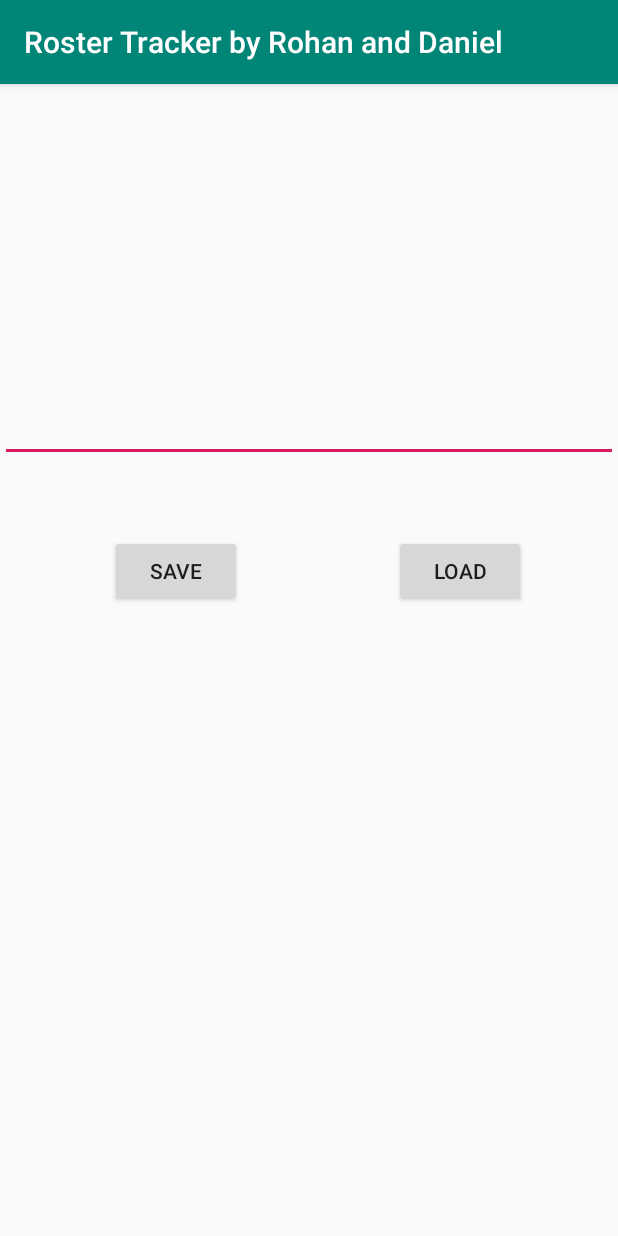
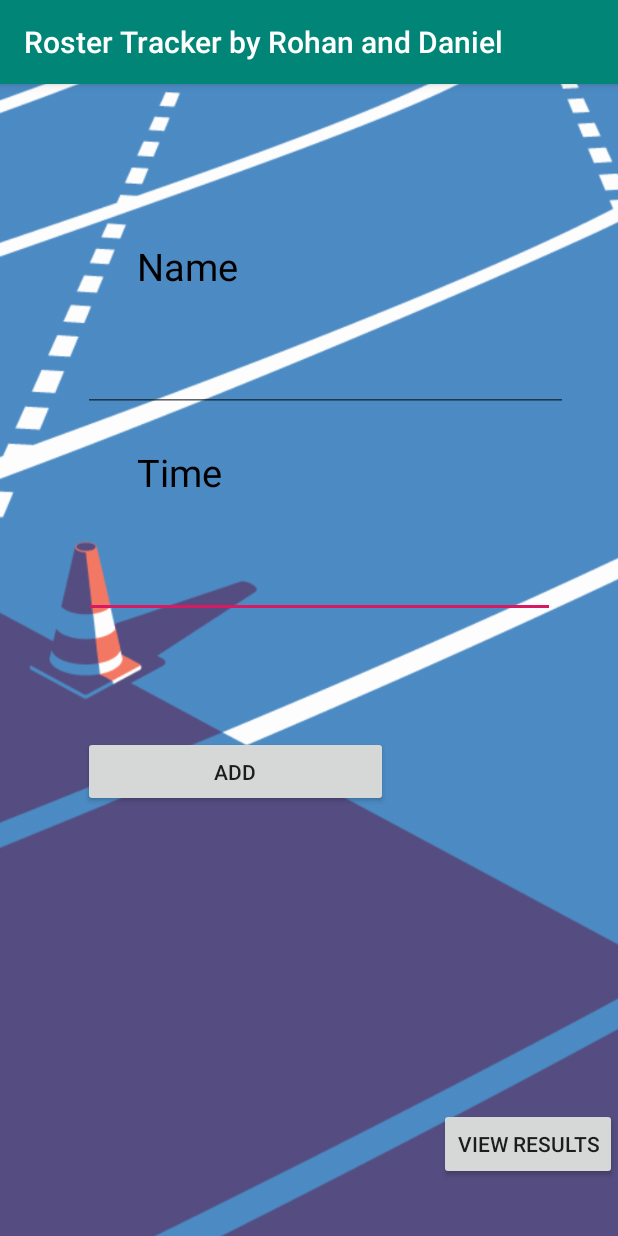
Before and after one commit to rohanshah22/TrackAndField, an Android app: the MainActivity screen opened directly, with no data from a screen before it, on a phone screen of 412 x 824 dp. Run offline under Robolectric (Android 15) with nearby library versions, the phone set to English and light mode, and no system bars.

Commit message:
Project Documented

```diff
--- a/app/src/main/res/layout/activity_main.xml
+++ b/app/src/main/res/layout/activity_main.xml
@@ -6,39 +6,112 @@
     android:layout_height="match_parent"
     tools:context=".MainActivity">
 
+    <ImageView
+        android:id="@+id/imageView"
+        android:layout_width="822dp"
+        android:layout_height="1421dp"
+        android:alpha=".7"
+        android:cropToPadding="false"
+        android:scaleType="fitStart"
+        app:layout_constraintBottom_toBottomOf="parent"
+        app:layout_constraintEnd_toEndOf="parent"
+        app:layout_constraintHorizontal_bias="0.401"
+        app:layout_constraintStart_toStartOf="parent"
+        app:layout_constraintTop_toTopOf="parent"
+        app:layout_constraintVertical_bias="0.389"
+        app:srcCompat="@drawable/bg" />
+
+    <EditText
+        android:id="@+id/edit_text2"
+        android:layout_width="314dp"
+        android:layout_height="80dp"
+        android:layout_marginStart="55dp"
+        android:layout_marginTop="257dp"
+        android:layout_marginEnd="42dp"
+        android:layout_marginBottom="393dp"
+        android:textColor="#000000"
+        android:textSize="26sp"
+        app:layout_constraintBottom_toBottomOf="parent"
+        app:layout_constraintEnd_toEndOf="parent"
+        app:layout_constraintStart_toStartOf="parent"
+        app:layout_constraintTop_toTopOf="parent" />
+
     <EditText
         android:id="@+id/edit_text"
-        android:layout_width="match_parent"
-        android:layout_height="200dp"
+        android:layout_width="323dp"
+        android:layout_height="80dp"
+        android:layout_marginStart="55dp"
+        android:layout_marginTop="120dp"
+        android:layout_marginEnd="33dp"
+        android:layout_marginBottom="531dp"
+        android:textColor="#000000"
+        android:textSize="26sp"
         app:layout_constraintBottom_toBottomOf="parent"
-        app:layout_constraintTop_toTopOf="parent"
-        app:layout_constraintVertical_bias="0.092"
-        tools:layout_editor_absoluteX="0dp" />
+        app:layout_constraintEnd_toEndOf="parent"
+        app:layout_constraintStart_toStartOf="parent"
+        app:layout_constraintTop_toTopOf="parent" />
 
     <Button
         android:id="@+id/button_save"
-        android:layout_width="wrap_content"
-        android:layout_height="wrap_content"
+        android:layout_width="203dp"
+        android:layout_height="47dp"
+        android:layout_marginStart="55dp"
+        android:layout_marginTop="416dp"
+        android:layout_marginEnd="153dp"
+        android:layout_marginBottom="268dp"
         android:onClick="save"
-        android:text="save"
+        android:text="Add"
         app:layout_constraintBottom_toBottomOf="parent"
         app:layout_constraintEnd_toEndOf="parent"
-        app:layout_constraintHorizontal_bias="0.226"
         app:layout_constraintStart_toStartOf="parent"
-        app:layout_constraintTop_toTopOf="parent"
-        app:layout_constraintVertical_bias="0.418" />
+        app:layout_constraintTop_toTopOf="parent" />
 
     <Button
         android:id="@+id/button_load"
         android:layout_width="wrap_content"
         android:layout_height="wrap_content"
-        android:onClick="load"
-        android:text="load"
+        android:layout_marginStart="307dp"
+        android:layout_marginTop="664dp"
+        android:layout_marginEnd="16dp"
+        android:layout_marginBottom="19dp"
+        android:onClick="switchActivity"
+        android:text="View Results"
         app:layout_constraintBottom_toBottomOf="parent"
         app:layout_constraintEnd_toEndOf="parent"
-        app:layout_constraintHorizontal_bias="0.811"
         app:layout_constraintStart_toStartOf="parent"
-        app:layout_constraintTop_toTopOf="parent"
-        app:layout_constraintVertical_bias="0.418" />
+        app:layout_constraintTop_toTopOf="parent" />
+
+    <TextView
+        android:id="@+id/textView"
+        android:layout_width="wrap_content"
+        android:layout_height="wrap_content"
+        android:layout_marginStart="91dp"
+        android:layout_marginTop="86dp"
+        android:layout_marginEnd="253dp"
+        android:layout_marginBottom="611dp"
+        android:text="Name"
+        android:textColor="#000000"
+        android:textSize="25sp"
+        app:layout_constraintBottom_toBottomOf="parent"
+        app:layout_constraintEnd_toEndOf="parent"
+        app:layout_constraintStart_toStartOf="parent"
+        app:layout_constraintTop_toTopOf="parent" />
+
+    <TextView
+        android:id="@+id/textView2"
+        android:layout_width="wrap_content"
+        android:layout_height="wrap_content"
+        android:layout_marginStart="91dp"
+        android:layout_marginTop="223dp"
+        android:layout_marginEnd="264dp"
+        android:layout_marginBottom="474dp"
+        android:text="Time"
+        android:textColor="#000000"
+        android:textSize="25sp"
+        app:layout_constraintBottom_toBottomOf="parent"
+        app:layout_constraintEnd_toEndOf="parent"
+        app:layout_constraintStart_toStartOf="parent"
+        app:layout_constraintTop_toTopOf="parent" />
+
 
 </androidx.constraintlayout.widget.ConstraintLayout>
```
Also changed, not shown: app/src/main/java/com/example/trackandfield/DataActivity.java (+8 -25 lines), app/src/main/java/com/example/trackandfield/MainActivity.java (+58 -9 lines), app/src/main/res/layout/activity_data.xml (+11 -0 lines).
